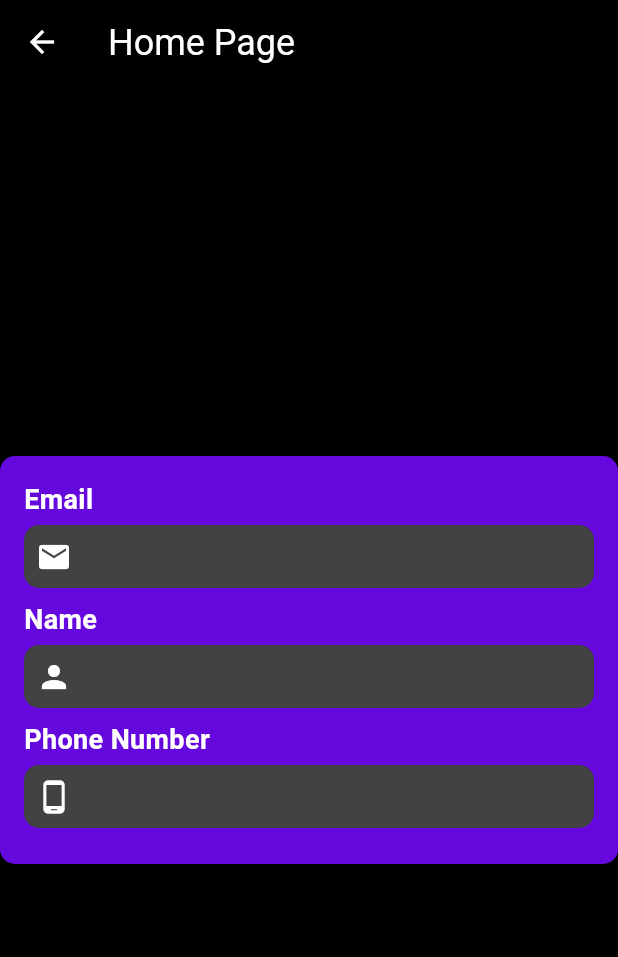
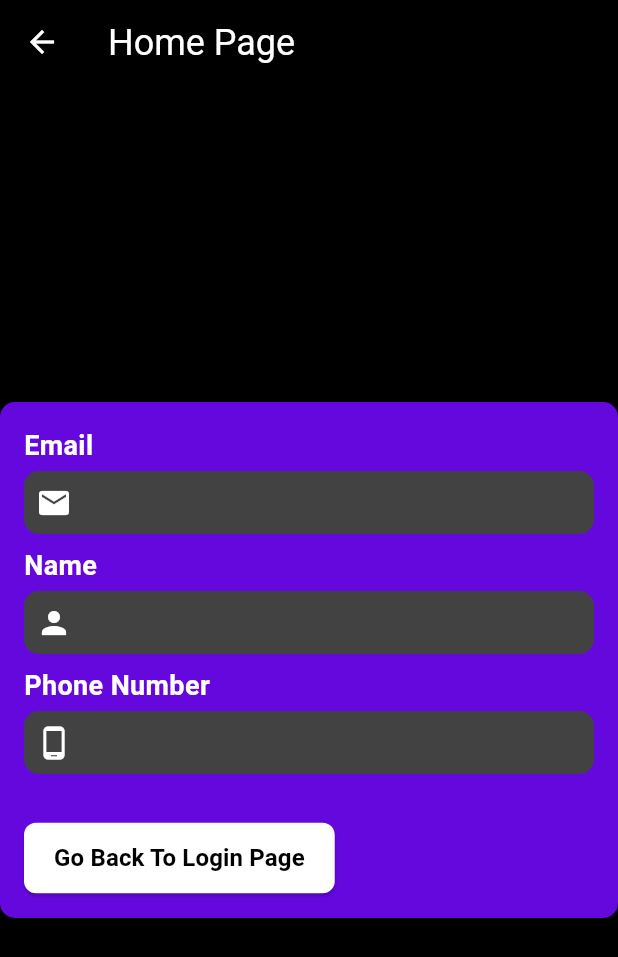
Before and after one commit to hanahumaira/EventHub, a Flutter app: the HomePage screen opened directly with empty values, on a phone screen of 412 x 824 dp. Shown: the top 957 px of the screen. Run offline on Flutter 3.47's test engine with Material 3 defaults, Android fonts, the phone set to English and light mode, and no system bars; our stand-ins replace get, image_picker, line_awesome_flutter.

Commit message:
button update

```diff
--- a/lib/signup/signup_screen.dart
+++ b/lib/signup/signup_screen.dart
@@ -352,6 +352,36 @@ class HomePage extends StatelessWidget {
 
               // Display Phone Number
               _buildInfoRow('Phone Number', phoneNumber, Icons.phone_android),
+
+              SizedBox(height: 24), // Spacer for vertical spacing
+
+              // Button Widget
+              ElevatedButton(
+                onPressed: () {
+                  // Add functionality for button press
+                  Navigator.push(
+                    context,
+                    MaterialPageRoute(
+                        builder: (context) => Login()), //go back to sign in
+                  );
+                },
+                style: ElevatedButton.styleFrom(
+                  foregroundColor: Colors.black, // Button background color
+                  backgroundColor: Colors.white, // Text color
+                  padding: EdgeInsets.symmetric(horizontal: 20, vertical: 12),
+                  shape: RoundedRectangleBorder(
+                    borderRadius: BorderRadius.circular(8.0),
+                  ),
+                ),
+                child: Text(
+                  'Go Back To Login Page',
+                  style: TextStyle(
+                    fontSize: 16,
+                    fontWeight: FontWeight.bold,
+                  ),
+                ),
+              ),
+
             ],
           ),
         ),
```
